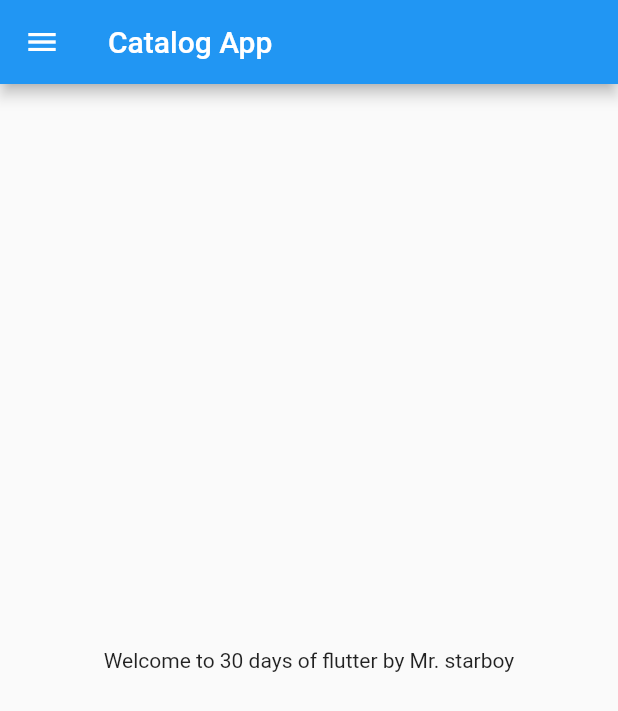
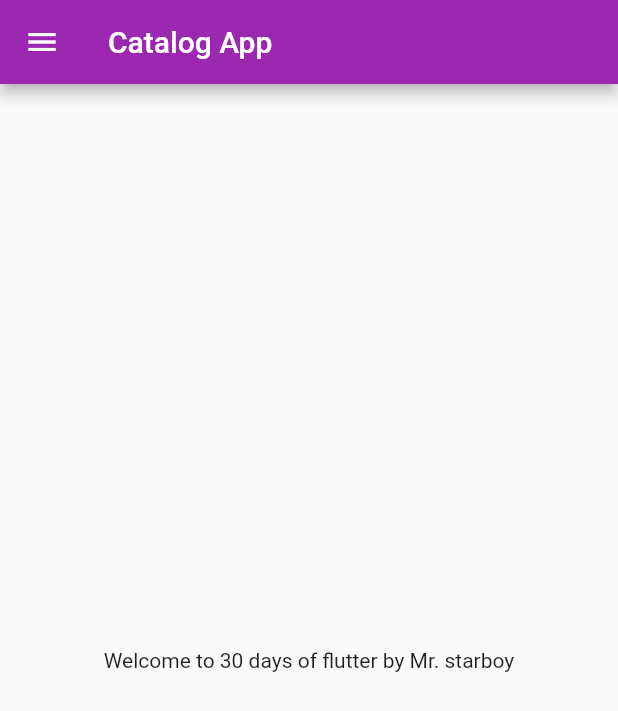
Before and after one commit to PranavSingh21/Shopping-App, a Flutter app: the screen it shows after launch, on a phone screen of 412 x 824 dp. Shown: the top 711 px of the screen. Run offline on Flutter 3.47's test engine with Material 2 defaults, Android fonts, the phone set to English and light mode, and no system bars.

Commit message:
Day 3 completed

```diff
--- a/lib/main.dart
+++ b/lib/main.dart
@@ -1,6 +1,7 @@
 import 'package:flutter/material.dart';
+import 'package:flutter_application_1/pages/login_page.dart';
 
-import 'home_page.dart';
+import 'pages/home_page.dart';
 
 void main() {
   runApp(const MyApp());
@@ -9,21 +10,30 @@ void main() {
 class MyApp extends StatelessWidget {
   const MyApp({Key? key}) : super(key: key);
 
-  @override
+  @override //
   Widget build(BuildContext context) {
-
-
     // double pi = 3.14;
     // bool isMale = true;
     // num temp = 30.5;
 
     // var day = "tuesday"; //auto detection of type
-
     // const pi = 3.14; // constant value
 
+    return  MaterialApp(
 
-    return const MaterialApp(
-      home: HomePage(),
+      themeMode: ThemeMode.light,
+      theme: ThemeData( primarySwatch: Colors.purple),
+      darkTheme: ThemeData(
+        primarySwatch: Colors.red,
+        ),
+
+initialRoute: "/home",
+        routes: {
+
+          "/" : (context)=>  const LoginPage(),
+          "/home": (context) =>const HomePage(),
+          "/login": (context)=> const LoginPage(),
+        },
     );
   }
 }
--- a/lib/home_page.dart
+++ b/lib/pages/home_page.dart
@@ -14,7 +14,7 @@ class HomePage extends StatelessWidget {
       body: Center(
         child: Text("Welcome to $days days of flutter by Mr. $name"),
       ),
-      drawer: Drawer(),
+      drawer:const  Drawer(),
     );
   }
 }
```
Also changed, not shown: lib/pages/login_page.dart (added, +21 -0 lines).
